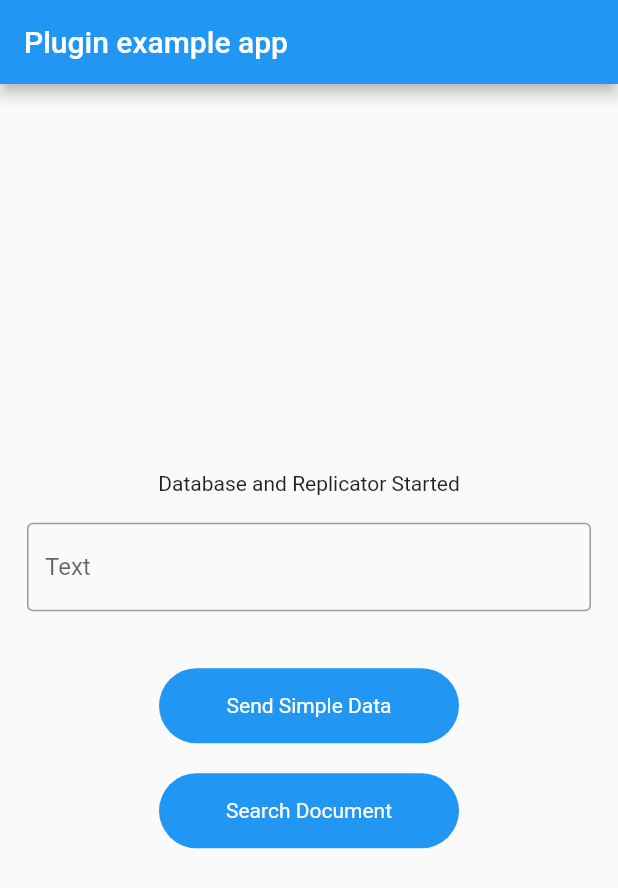
After one commit to trongngo148/flutter_couchbase, a Flutter app: the screen it shows after launch, after a tap on "Send Simple Data", on a phone screen of 412 x 824 dp. The commit adds this screen. Shown: the top 888 px of the screen. Run offline on Flutter 3.47's test engine with Material 2 defaults, Android fonts, the phone set to English and light mode, and no system bars; our stand-ins replace get; missing offline and left inert: couchbase_lite; Roboto replaces fonts that are missing (Rubik).

Commit message:
Re-structure source code

```diff
--- /dev/null
+++ b/lib/configs/theme.dart
@@ -0,0 +1,21 @@
+import 'package:flutter/material.dart';
+
+import '../constants/colors.dart';
+
+ThemeData themeNormal(BuildContext context) {
+  final ThemeData base = ThemeData(brightness: Brightness.light, primaryColor: kPrimaryColor, accentColor: kAccentColor, fontFamily: 'Rubik');
+
+  return base.copyWith(
+    buttonTheme: base.buttonTheme.copyWith(
+      textTheme: ButtonTextTheme.primary,
+      shape: RoundedRectangleBorder(
+        borderRadius: BorderRadius.all(Radius.circular(4.0)),
+      ),
+    ),
+    inputDecorationTheme: InputDecorationTheme(
+      border: OutlineInputBorder(
+        borderRadius: BorderRadius.all(Radius.circular(4.0)),
+      ),
+    ),
+  );
+}
--- /dev/null
+++ b/lib/home/providers/home_provider.dart
@@ -0,0 +1,3 @@
+import 'package:flutter/foundation.dart';
+
+class HomeProvider with ChangeNotifier {}
--- /dev/null
+++ b/lib/home/screens/home_screen.dart
@@ -0,0 +1,186 @@
+import 'package:couchbase_lite/couchbase_lite.dart';
+import 'package:flutter/material.dart';
+import 'package:flutter/services.dart';
+
+class HomeScreen extends StatefulWidget {
+  const HomeScreen({Key? key}) : super(key: key);
+
+  @override
+  State<HomeScreen> createState() => _HomeScreenState();
+}
+
+class _HomeScreenState extends State<HomeScreen> {
+  String _displayString = 'Initializing';
+  late Database database;
+  Replicator? replicator;
+  late ListenerToken _listenerToken;
+
+  late TextEditingController _usernameController;
+  @override
+  void initState() {
+    super.initState();
+    initPlatformState();
+    _usernameController = TextEditingController();
+  }
+
+  Future<String> runExample() async {
+    try {
+      database = await Database.initWithName("gettingStarted");
+    } on PlatformException {
+      return "Error initializing database";
+    }
+
+    var query = QueryBuilder.select([SelectResult.all()]).from("gettingStarted");
+
+    // Run the query.
+    try {
+      var result = await query.execute();
+      print("Number of rows : ${result.allResults().length}");
+    } on PlatformException {
+      return "Error running the query";
+    }
+
+    ReplicatorConfiguration config = ReplicatorConfiguration(database, "ws://10.0.2.2:4985/beer-sample");
+    config.replicatorType = ReplicatorType.pushAndPull;
+    config.continuous = true;
+
+    late String userChannel = "channel\\foo";
+    config.authenticator = BasicAuthenticator("foo", "barbar");
+    config.channels = [userChannel];
+
+    var replicator = Replicator(config);
+    _listenerToken = replicator.addChangeListener((ReplicatorChange event) {
+      if (event.status.error != null) {
+        print("Error: " + event.status.error!);
+      }
+
+      print(event.status.activity.toString());
+    });
+
+    // Start replication.
+    await replicator.start();
+    return "Database and Replicator Started";
+  }
+
+  // Platform messages are asynchronous, so we initialize in an async method.
+  Future<void> initPlatformState() async {
+    var result = await runExample();
+    if (!mounted) return;
+
+    setState(() {
+      _displayString = result;
+    });
+  }
+
+  Future<void> printDocument() async {
+    var query =
+        QueryBuilder.select([SelectResult.all()]).from("gettingStarted").where(Expression.property("Test").equalTo(Expression.string("Trong 1156")));
+
+    // Run the query.
+    try {
+      var result = await query.execute();
+      print("Number of rows : ${result.allResults().length}");
+    } on PlatformException {
+      print("Error running the query");
+    }
+  }
+
+  Future<void> createInitDocument() async {
+    MutableDocument? mutableDoc = MutableDocument().setString("Test", _usernameController.text);
+
+    // Save it to the database.
+    try {
+      await database.saveDocument(mutableDoc);
+    } on PlatformException {
+      print("Error saving document");
+    }
+    var document = await database.document(mutableDoc.id.toString());
+    print("Document ID :: ${document.id}");
+  }
+
+  @override
+  Widget build(BuildContext context) {
+    return Scaffold(
+      appBar: AppBar(
+        title: const Text('Plugin example app'),
+      ),
+      body: getBody(),
+    );
+  }
+
+  Widget getBody() {
+    return Column(
+      mainAxisAlignment: MainAxisAlignment.center,
+      children: [
+        Center(
+          child: Text(_displayString),
+        ),
+        Padding(
+          padding: const EdgeInsets.all(18.0),
+          child: TextField(
+            textInputAction: TextInputAction.next,
+            controller: _usernameController,
+            decoration: InputDecoration(
+              labelText: 'Text',
+            ),
+          ),
+        ),
+        SizedBox(
+          height: 20,
+        ),
+        InkWell(
+          onTap: () async {
+            MutableDocument? mutableDoc = MutableDocument().setString("Test", _usernameController.text);
+
+            // Save it to the database.
+            try {
+              await database.saveDocument(mutableDoc);
+            } on PlatformException {
+              print("Error saving document");
+            }
+            var document = await database.document(mutableDoc.id.toString());
+            print("Document ID :: ${document.id}");
+          },
+          child: Container(
+            height: 50,
+            width: 200,
+            decoration: BoxDecoration(borderRadius: BorderRadius.circular(30), color: Colors.blue),
+            child: Center(
+                child: Text(
+              "Send Simple Data",
+              style: TextStyle(color: Colors.white),
+            )),
+          ),
+        ),
+        SizedBox(
+          height: 20,
+        ),
+        InkWell(
+          onTap: () async {
+            printDocument();
+          },
+          child: Container(
+            height: 50,
+            width: 200,
+            decoration: BoxDecoration(borderRadius: BorderRadius.circular(30), color: Colors.blue),
+            child: Center(
+                child: Text(
+              "Search Document",
+              style: TextStyle(color: Colors.white),
+            )),
+          ),
+        )
+      ],
+    );
+  }
+
+  @override
+  void dispose() async {
+    await replicator?.removeChangeListener(_listenerToken);
+    await replicator?.stop();
+    await replicator?.dispose();
+    await database.close();
+
+    super.dispose();
+  }
+}
--- a/lib/main.dart
+++ b/lib/main.dart
@@ -3,190 +3,26 @@ import 'package:couchbase_lite/couchbase_lite.dart';
 import 'package:couchbase_lite_example/constants/colors.dart';
 import 'package:flutter/material.dart';
 import 'package:flutter/services.dart';
+import 'package:get/get.dart';
+import 'package:provider/provider.dart';
 
-void main() => runApp(ExampleApp());
+import 'configs/routes.dart';
+import 'configs/theme.dart';
+import 'home/providers/home_provider.dart';
 
-class ExampleApp extends StatefulWidget {
-  @override
-  _ExampleAppState createState() => _ExampleAppState();
-}
-
-class _ExampleAppState extends State<ExampleApp> {
-  String _displayString = 'Initializing';
-  late Database database;
-  Replicator? replicator;
-  late ListenerToken _listenerToken;
-  late ListenerToken _listenerDocumentToken;
-
-  late TextEditingController _usernameController;
-  @override
-  void initState() {
-    super.initState();
-    initPlatformState();
-    _usernameController = TextEditingController();
-  }
-
-  Future<String> runExample() async {
-    try {
-      database = await Database.initWithName("gettingStarted");
-    } on PlatformException {
-      return "Error initializing database";
-    }
-
-    var query = QueryBuilder.select([SelectResult.all()]).from("gettingStarted");
-
-    // Run the query.
-    try {
-      var result = await query.execute();
-      print("Number of rows : ${result.allResults().length}");
-    } on PlatformException {
-      return "Error running the query";
-    }
-
-    ReplicatorConfiguration config = ReplicatorConfiguration(database, "ws://10.0.2.2:4985/beer-sample");
-    config.replicatorType = ReplicatorType.pushAndPull;
-    config.continuous = true;
-
-    config.authenticator = BasicAuthenticator("foo", "barbar");
-
-    var replicator = Replicator(config);
-    _listenerToken = replicator.addChangeListener((ReplicatorChange event) {
-      if (event.status.error != null) {
-        print("Error: " + event.status.error!);
-      }
-
-      print(event.status.activity.toString());
-    });
-
-    // Start replication.
-    await replicator.start();
-    return "Database and Replicator Started";
-  }
-
-  // Platform messages are asynchronous, so we initialize in an async method.
-  Future<void> initPlatformState() async {
-    var result = await runExample();
-    if (!mounted) return;
-
-    setState(() {
-      _displayString = result;
-    });
-  }
-
-  Future<void> printDocument() async {
-    var query =
-        QueryBuilder.select([SelectResult.all()]).from("gettingStarted").where(Expression.property("Test").equalTo(Expression.string("Trong 1156")));
-
-    // Run the query.
-    try {
-      var result = await query.execute();
-      print("Number of rows : ${result.allResults().length}");
-    } on PlatformException {
-      print("Error running the query");
-    }
-  }
-
-  ThemeData _buildTheme() {
-    final ThemeData base = ThemeData(brightness: Brightness.light, primaryColor: kPrimaryColor, accentColor: kAccentColor, fontFamily: 'Rubik');
-
-    return base.copyWith(
-      buttonTheme: base.buttonTheme.copyWith(
-        textTheme: ButtonTextTheme.primary,
-        shape: RoundedRectangleBorder(
-          borderRadius: BorderRadius.all(Radius.circular(4.0)),
+void main() {
+  runApp(
+    MultiProvider(
+      providers: [Provider(create: (context) => HomeProvider())],
+      child: Consumer(
+        builder: (context, value, child) => GetMaterialApp(
+          darkTheme: themeNormal(context),
+          themeMode: ThemeMode.dark,
+          debugShowCheckedModeBanner: false,
+          initialRoute: Routes.home,
+          getPages: Routes.getPages,
         ),
       ),
-      inputDecorationTheme: InputDecorationTheme(
-        border: OutlineInputBorder(
-          borderRadius: BorderRadius.all(Radius.circular(4.0)),
-        ),
-      ),
-    );
-  }
-
-  @override
-  Widget build(BuildContext context) {
-    final ThemeData _kTheme = _buildTheme();
-    return MaterialApp(
-      theme: _kTheme,
-      home: Scaffold(
-        appBar: AppBar(
-          title: const Text('Plugin example app'),
-        ),
-        body: Column(
-          mainAxisAlignment: MainAxisAlignment.center,
-          children: [
-            Center(
-              child: Text(_displayString),
-            ),
-            Padding(
-              padding: const EdgeInsets.all(18.0),
-              child: TextField(
-                textInputAction: TextInputAction.next,
-                controller: _usernameController,
-                decoration: InputDecoration(
-                  labelText: 'Text',
-                ),
-              ),
-            ),
-            SizedBox(
-              height: 20,
-            ),
-            InkWell(
-              onTap: () async {
-                MutableDocument? mutableDoc = MutableDocument().setString("Test", _usernameController.text);
-
-                // Save it to the database.
-                try {
-                  await database.saveDocument(mutableDoc);
-                } on PlatformException {
-                  print("Error saving document");
-                }
-                var document = await database.document(mutableDoc.id.toString());
-                print("Document ID :: ${document.id}");
-              },
-              child: Container(
-                height: 50,
-                width: 200,
-                decoration: BoxDecoration(borderRadius: BorderRadius.circular(30), color: Colors.blue),
-                child: Center(
-                    child: Text(
-                  "Send Simple Data",
-                  style: TextStyle(color: Colors.white),
-                )),
-              ),
-            ),
-            SizedBox(
-              height: 20,
-            ),
-            InkWell(
-              onTap: () async {
-                printDocument();
-              },
-              child: Container(
-                height: 50,
-                width: 200,
-                decoration: BoxDecoration(borderRadius: BorderRadius.circular(30), color: Colors.blue),
-                child: Center(
-                    child: Text(
-                  "Search Document",
-                  style: TextStyle(color: Colors.white),
-                )),
-              ),
-            )
-          ],
-        ),
-      ),
-    );
-  }
-
-  @override
-  void dispose() async {
-    await replicator?.removeChangeListener(_listenerToken);
-    await replicator?.stop();
-    await replicator?.dispose();
-    await database.close();
-
-    super.dispose();
-  }
+    ),
+  );
 }
--- a/pubspec.yaml
+++ b/pubspec.yaml
@@ -11,7 +11,9 @@ dependencies:
   http: ^0.13.3
   package_info: ^2.0.2
   url_launcher: ^6.0.9
+  get: ^4.6.1
   couchbase_lite: ^2.8.5
+  provider: ^6.0.2
 
   flutter:
     sdk: flutter
```
Also changed, not shown: lib/configs/routes.dart (added, +11 -0 lines), sync-gateway-config.json (+146 -9 lines).
